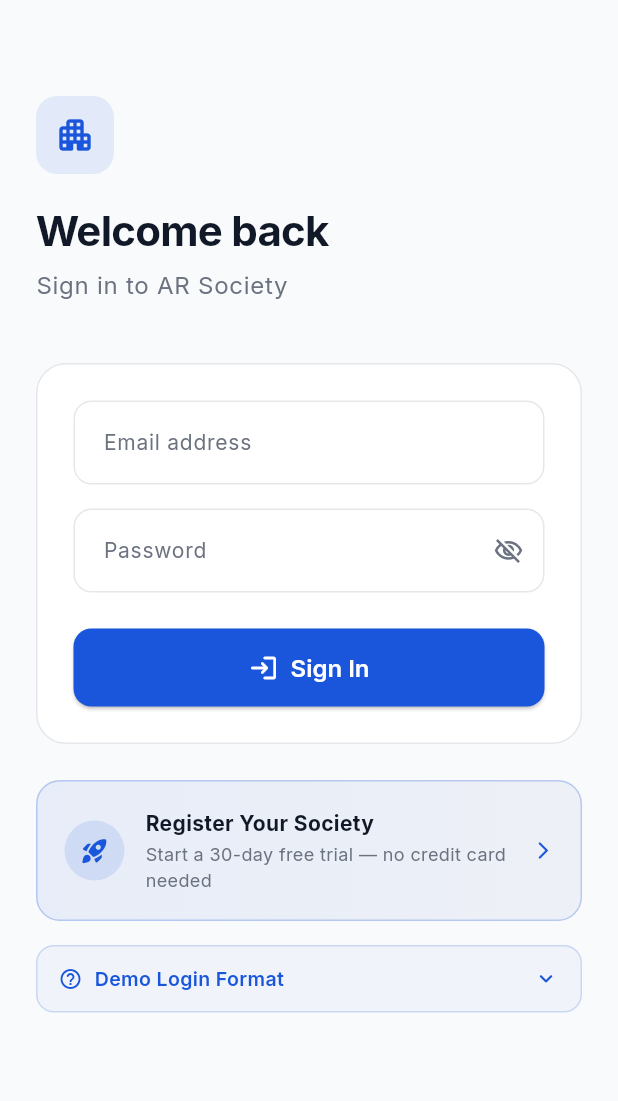
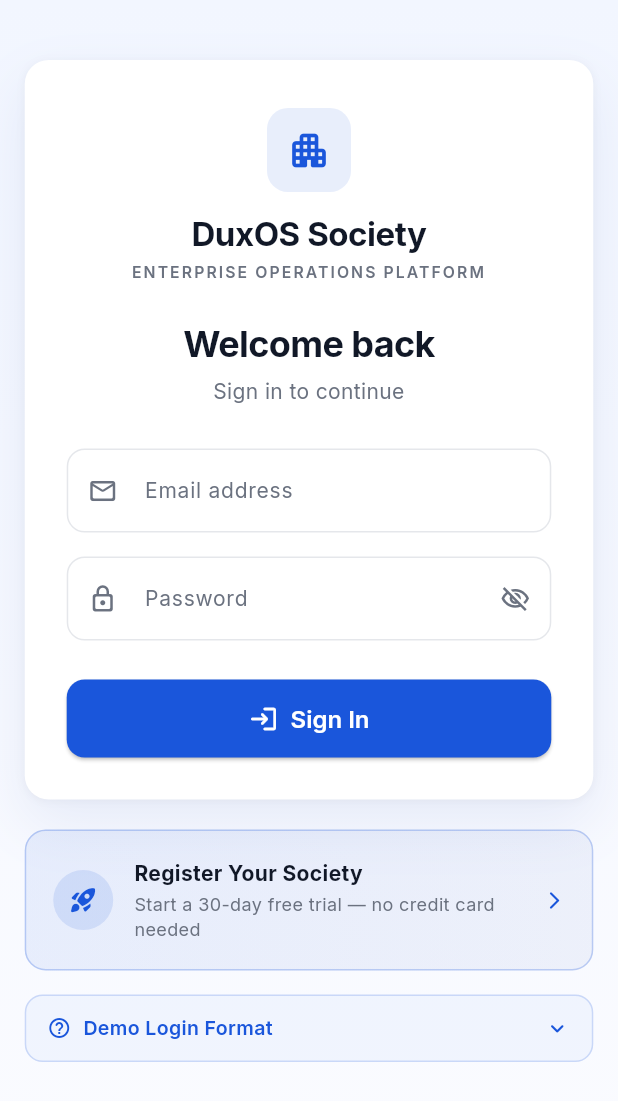
Before and after one commit to nitinshendgeai/AR_SOCIETY_APP, a Flutter app: the screen it shows after launch, on a phone screen of 412 x 824 dp. Shown: the top 1101 px of the screen. Run offline on Flutter 3.47's test engine with Material 3 defaults, Android fonts, the phone set to English and light mode, and no system bars; our stand-ins replace dio, flutter_dotenv, flutter_riverpod, flutter_secure_storage, go_router, google_fonts and 2 more.

Commit message:
Redesign login screen UI to match DuxOS enterprise SaaS style
- Add subtle light-blue gradient background with a dot-grid pattern
  (hidden on narrow/mobile widths).
- Restyle the login card: rounded 16px corners, soft shadow, responsive
  width (420px desktop, 92% on mobile), centered branding block
  ("DuxOS Society" / "ENTERPRISE OPERATIONS PLATFORM") above a
  "Welcome back / Sign in to continue" header.
- Add refined leading icons to the email/password fields and a
  tooltip on the password visibility toggle; extend AppTextField with
  an optional prefixIcon (backward compatible, used only here).
- Keep all existing fields, validation, submit flow, register CTA,
  and demo-format hint content and behavior unchanged.

No changes to authentication logic, API calls, routing, storage,
tenant handling, or any other screen.

```diff
--- a/mobile/lib/features/auth/presentation/screens/login_screen.dart
+++ b/mobile/lib/features/auth/presentation/screens/login_screen.dart
@@ -2,7 +2,6 @@ import 'package:flutter/material.dart';
 import 'package:flutter_riverpod/flutter_riverpod.dart';
 import 'package:go_router/go_router.dart';
 import 'package:ar_society_app/core/theme/app_theme.dart';
-import 'package:ar_society_app/core/config/env.dart';
 import 'package:ar_society_app/core/router/app_router.dart';
 import 'package:ar_society_app/features/auth/presentation/providers/auth_provider.dart';
 import 'package:ar_society_app/shared/widgets/app_widgets.dart';
@@ -43,41 +42,65 @@ class _LoginScreenState extends ConsumerState<LoginScreen> {
     final errorMsg  = authState is AuthError ? authState.message : null;
 
     return Scaffold(
-      backgroundColor: AppTheme.surface,
-      body: SafeArea(
+      body: Stack(
+        children: [
+          const Positioned.fill(child: _LoginBackground()),
+          SafeArea(
             child: AppLoadingOverlay(
               isLoading: isLoading,
-          child: SingleChildScrollView(
-            padding: const EdgeInsets.symmetric(horizontal: 24),
+              child: LayoutBuilder(
+                builder: (context, constraints) {
+                  final cardWidth = constraints.maxWidth < 480
+                      ? constraints.maxWidth * 0.92
+                      : 420.0;
+
+                  return SingleChildScrollView(
+                    padding: const EdgeInsets.symmetric(
+                      horizontal: 16,
+                      vertical: 40,
+                    ),
+                    child: Center(
+                      child: ConstrainedBox(
+                        constraints: BoxConstraints(maxWidth: cardWidth),
                         child: Column(
-              crossAxisAlignment: CrossAxisAlignment.start,
+                          crossAxisAlignment: CrossAxisAlignment.stretch,
                           children: [
-                const SizedBox(height: 64),
-
-                // Header
-                _Header(),
-
-                const SizedBox(height: 40),
-
-                // Form card
+                            // Login card
                             Container(
-                  padding: const EdgeInsets.all(24),
+                              padding:
+                                  const EdgeInsets.fromLTRB(28, 32, 28, 28),
                               decoration: BoxDecoration(
                                 color: AppTheme.cardBg,
-                    borderRadius: BorderRadius.circular(20),
-                    border: Border.all(color: AppTheme.border),
+                                borderRadius: BorderRadius.circular(16),
+                                boxShadow: [
+                                  BoxShadow(
+                                    color:
+                                        AppTheme.primaryDark.withOpacity(0.08),
+                                    blurRadius: 32,
+                                    offset: const Offset(0, 16),
+                                  ),
+                                  BoxShadow(
+                                    color: Colors.black.withOpacity(0.04),
+                                    blurRadius: 4,
+                                    offset: const Offset(0, 1),
+                                  ),
+                                ],
                               ),
                               child: Form(
                                 key: _formKey,
                                 child: Column(
                                   crossAxisAlignment: CrossAxisAlignment.stretch,
                                   children: [
+                                    const _BrandHeader(),
+                                    const SizedBox(height: 28),
+
                                     // Error banner
                                     if (errorMsg != null) ...[
                                       AppErrorBanner(
                                         message: errorMsg,
-                            onDismiss: () =>
-                                ref.read(authProvider.notifier).clearError(),
+                                        onDismiss: () => ref
+                                            .read(authProvider.notifier)
+                                            .clearError(),
                                       ),
                                       const SizedBox(height: 16),
                                     ],
@@ -87,13 +110,21 @@ class _LoginScreenState extends ConsumerState<LoginScreen> {
                                       label: 'Email address',
                                       hint: 'admin@arsociety.com',
                                       controller: _emailCtrl,
-                          keyboardType: TextInputType.emailAddress,
+                                      keyboardType:
+                                          TextInputType.emailAddress,
                                       textInputAction: TextInputAction.next,
+                                      prefixIcon: const Icon(
+                                        Icons.mail_outline_rounded,
+                                        color: AppTheme.textSecondary,
+                                        size: 20,
+                                      ),
                                       validator: (v) {
                                         if (v == null || v.trim().isEmpty) {
                                           return 'Email is required';
                                         }
-                            if (!v.contains('@')) return 'Enter a valid email';
+                                        if (!v.contains('@')) {
+                                          return 'Enter a valid email';
+                                        }
                                         return null;
                                       },
                                     ),
@@ -106,7 +137,15 @@ class _LoginScreenState extends ConsumerState<LoginScreen> {
                                       obscureText: _obscurePass,
                                       textInputAction: TextInputAction.done,
                                       onFieldSubmitted: _submit,
+                                      prefixIcon: const Icon(
+                                        Icons.lock_outline_rounded,
+                                        color: AppTheme.textSecondary,
+                                        size: 20,
+                                      ),
                                       suffixIcon: IconButton(
+                                        tooltip: _obscurePass
+                                            ? 'Show password'
+                                            : 'Hide password',
                                         icon: Icon(
                                           _obscurePass
                                               ? Icons.visibility_off_outlined
@@ -114,8 +153,8 @@ class _LoginScreenState extends ConsumerState<LoginScreen> {
                                           color: AppTheme.textSecondary,
                                           size: 20,
                                         ),
-                            onPressed: () =>
-                                setState(() => _obscurePass = !_obscurePass),
+                                        onPressed: () => setState(
+                                            () => _obscurePass = !_obscurePass),
                                       ),
                                       validator: (v) {
                                         if (v == null || v.isEmpty) {
@@ -127,7 +166,7 @@ class _LoginScreenState extends ConsumerState<LoginScreen> {
                                         return null;
                                       },
                                     ),
-                        const SizedBox(height: 24),
+                                    const SizedBox(height: 26),
 
                                     // Login button
                                     AppPrimaryButton(
@@ -141,7 +180,7 @@ class _LoginScreenState extends ConsumerState<LoginScreen> {
                               ),
                             ),
 
-                const SizedBox(height: 24),
+                            const SizedBox(height: 20),
 
                             // Register CTA
                             _RegisterCTA(),
@@ -151,12 +190,135 @@ class _LoginScreenState extends ConsumerState<LoginScreen> {
                             // Demo format hint — always visible
                             _DemoFormatHint(),
 
-                const SizedBox(height: 40),
+                            const SizedBox(height: 24),
                           ],
                         ),
                       ),
                     ),
+                  );
+                },
               ),
+            ),
+          ),
+        ],
+      ),
+    );
+  }
+}
+
+// ── Background ───────────────────────────────────────────────────────────────
+
+class _LoginBackground extends StatelessWidget {
+  const _LoginBackground();
+
+  @override
+  Widget build(BuildContext context) {
+    return LayoutBuilder(
+      builder: (context, constraints) {
+        final showDots = constraints.maxWidth >= 480;
+        return Container(
+          decoration: const BoxDecoration(
+            gradient: LinearGradient(
+              begin: Alignment.topCenter,
+              end: Alignment.bottomCenter,
+              colors: [Color(0xFFF2F6FF), Color(0xFFFAFBFF)],
+            ),
+          ),
+          child: showDots
+              ? CustomPaint(
+                  painter: const _DotGridPainter(),
+                  size: Size.infinite,
+                )
+              : null,
+        );
+      },
+    );
+  }
+}
+
+class _DotGridPainter extends CustomPainter {
+  const _DotGridPainter();
+
+  static const double _spacing = 28;
+  static const double _dotRadius = 1.1;
+
+  @override
+  void paint(Canvas canvas, Size size) {
+    final paint = Paint()..color = AppTheme.primary.withOpacity(0.05);
+    for (double y = 0; y < size.height; y += _spacing) {
+      for (double x = 0; x < size.width; x += _spacing) {
+        canvas.drawCircle(Offset(x, y), _dotRadius, paint);
+      }
+    }
+  }
+
+  @override
+  bool shouldRepaint(covariant _DotGridPainter oldDelegate) => false;
+}
+
+// ── Brand header (inside card) ─────────────────────────────────────────────────
+
+class _BrandHeader extends StatelessWidget {
+  const _BrandHeader();
+
+  @override
+  Widget build(BuildContext context) {
+    return Column(
+      crossAxisAlignment: CrossAxisAlignment.center,
+      children: [
+        Container(
+          width: 56,
+          height: 56,
+          decoration: BoxDecoration(
+            color: AppTheme.primary.withOpacity(0.1),
+            borderRadius: BorderRadius.circular(14),
+          ),
+          child: const Icon(
+            Icons.apartment_rounded,
+            color: AppTheme.primary,
+            size: 30,
+          ),
+        ),
+        const SizedBox(height: 14),
+        Text(
+          'DuxOS Society',
+          textAlign: TextAlign.center,
+          style: Theme.of(context).textTheme.titleLarge?.copyWith(
+                fontWeight: FontWeight.w700,
+                color: AppTheme.textPrimary,
+                letterSpacing: -0.3,
+              ),
+        ),
+        const SizedBox(height: 4),
+        Text(
+          'ENTERPRISE OPERATIONS PLATFORM',
+          textAlign: TextAlign.center,
+          style: TextStyle(
+            fontSize: 10.5,
+            fontWeight: FontWeight.w600,
+            color: AppTheme.textSecondary,
+            letterSpacing: 1.4,
+          ),
+        ),
+        const SizedBox(height: 24),
+        Text(
+          'Welcome back',
+          textAlign: TextAlign.center,
+          style: Theme.of(context).textTheme.headlineSmall?.copyWith(
+                fontWeight: FontWeight.w700,
+                color: AppTheme.textPrimary,
+                letterSpacing: -0.4,
+              ),
+        ),
+        const SizedBox(height: 6),
+        Text(
+          'Sign in to continue',
+          textAlign: TextAlign.center,
+          style: Theme.of(context).textTheme.bodyMedium?.copyWith(
+                color: AppTheme.textSecondary,
+              ),
+        ),
+      ],
     );
   }
 }
@@ -178,7 +340,7 @@ class _RegisterCTA extends StatelessWidget {
               AppTheme.primaryDark.withOpacity(0.05),
             ],
           ),
-          borderRadius: BorderRadius.circular(16),
+          borderRadius: BorderRadius.circular(14),
           border: Border.all(color: AppTheme.primary.withOpacity(0.25)),
         ),
         child: Row(
@@ -221,48 +383,6 @@ class _RegisterCTA extends StatelessWidget {
           ],
         ),
       ),
-    );
-  }
-}
-
-// ── Header ────────────────────────────────────────────────────────────────────
-
-class _Header extends StatelessWidget {
-  @override
-  Widget build(BuildContext context) {
-    return Column(
-      crossAxisAlignment: CrossAxisAlignment.start,
-      children: [
-        Container(
-          width: 52,
-          height: 52,
-          decoration: BoxDecoration(
-            color: AppTheme.primary.withOpacity(0.1),
-            borderRadius: BorderRadius.circular(14),
-          ),
-          child: const Icon(
-            Icons.apartment_rounded,
-            color: AppTheme.primary,
-            size: 28,
-          ),
-        ),
-        const SizedBox(height: 20),
-        Text(
-          'Welcome back',
-          style: Theme.of(context).textTheme.headlineMedium?.copyWith(
-                fontWeight: FontWeight.w700,
-                color: AppTheme.textPrimary,
-                letterSpacing: -0.5,
-              ),
-        ),
-        const SizedBox(height: 6),
-        Text(
-          'Sign in to ${Env.appName}',
-          style: Theme.of(context).textTheme.bodyLarge?.copyWith(
-                color: AppTheme.textSecondary,
-              ),
-        ),
-      ],
     );
   }
 }
--- a/mobile/lib/shared/widgets/app_widgets.dart
+++ b/mobile/lib/shared/widgets/app_widgets.dart
@@ -144,6 +144,7 @@ class AppTextField extends StatelessWidget {
   final TextInputType keyboardType;
   final String? Function(String?)? validator;
   final Widget? suffixIcon;
+  final Widget? prefixIcon;
   final bool autofocus;
   final TextInputAction textInputAction;
   final VoidCallback? onFieldSubmitted;
@@ -157,6 +158,7 @@ class AppTextField extends StatelessWidget {
     this.keyboardType = TextInputType.text,
     this.validator,
     this.suffixIcon,
+    this.prefixIcon,
     this.autofocus = false,
     this.textInputAction = TextInputAction.next,
     this.onFieldSubmitted,
@@ -175,6 +177,7 @@ class AppTextField extends StatelessWidget {
       decoration: InputDecoration(
         labelText: label,
         hintText: hint,
+        prefixIcon: prefixIcon,
         suffixIcon: suffixIcon,
       ),
     );
```
Lines whose indentation alone changed are shown as unchanged.
